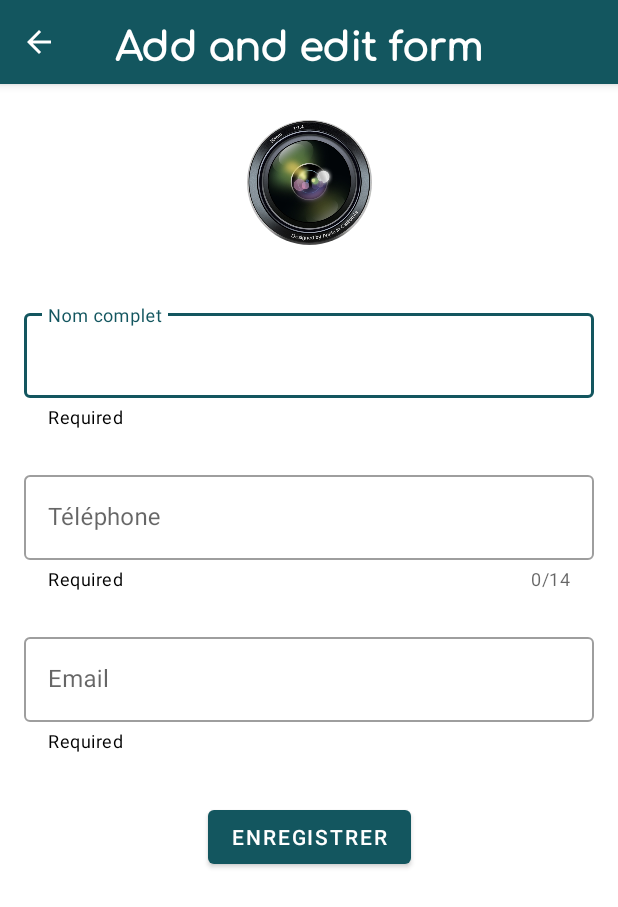
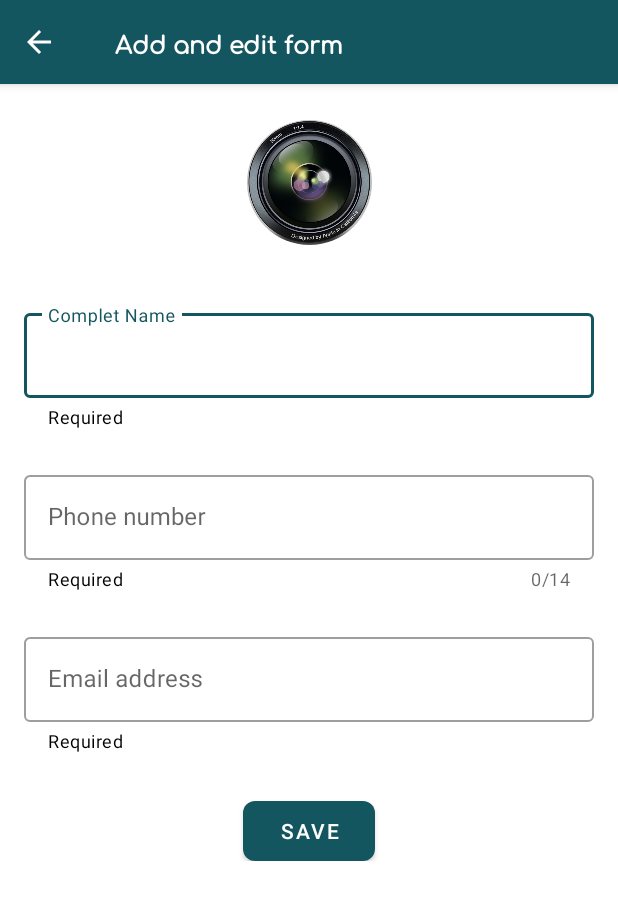
Before and after one commit to medkissi/Contact-Mananager-ODC-Group-1, an Android app: the AddEditActivity screen opened directly, with no data from a screen before it, on a phone screen of 412 x 824 dp. Shown: the top 907 px of the screen. Run offline under Robolectric (Android 15) with nearby library versions, the phone set to English and light mode, and no system bars; our stand-ins replace CircleImageView.

Commit message:
add scrollView for landscapes mode and a lot of things

```diff
--- a/app/src/main/java/com/medkissi/contactmanagergroupe1/ui/AddEditActivity.kt
+++ b/app/src/main/java/com/medkissi/contactmanagergroupe1/ui/AddEditActivity.kt
@@ -177,7 +177,7 @@ class AddEditActivity : AppCompatActivity() {
 
     private fun validatenom(): String? {
         val nomText = binding.nonEditText.text.toString()
-        if (nomText.length < 3) {
+        if (nomText.length < 2) {
             return "Name field can't be empty"
         }
         return null
--- /dev/null
+++ b/app/src/main/res/drawable/save_boutton.xml
@@ -0,0 +1,6 @@
+<?xml version="1.0" encoding="utf-8"?>
+<shape xmlns:android="http://schemas.android.com/apk/res/android"
+    android:shape="rectangle">
+    <solid android:color="@color/vertFonce" />
+    <corners android:radius="8dp" />
+</shape>
--- a/app/src/main/res/layout/activity_add_edit.xml
+++ b/app/src/main/res/layout/activity_add_edit.xml
@@ -1,10 +1,16 @@
 <?xml version="1.0" encoding="utf-8"?>
-<androidx.constraintlayout.widget.ConstraintLayout xmlns:android="http://schemas.android.com/apk/res/android"
+<ScrollView
+    xmlns:android="http://schemas.android.com/apk/res/android"
     xmlns:app="http://schemas.android.com/apk/res-auto"
     xmlns:tools="http://schemas.android.com/tools"
     android:layout_width="match_parent"
+    android:layout_height="match_parent">
+
+<androidx.constraintlayout.widget.ConstraintLayout
+    android:layout_width="match_parent"
     android:layout_height="match_parent"
     tools:context=".ui.AddEditActivity">
+
 
     <com.google.android.material.appbar.AppBarLayout
         android:id="@+id/appbar"
@@ -48,9 +54,9 @@
                 android:layout_height="wrap_content"
                 android:fontFamily="@font/comfortaa"
                 android:textAlignment="center"
-                 android:textColor="@color/white"
+                android:textColor="@color/white"
                 android:text="Add and edit form"
-                android:textSize="26sp"
+                android:textSize="16sp"
                 android:layout_marginStart="40dp"
                 android:textStyle="bold"
                 app:layout_constraintEnd_toEndOf="parent"
@@ -87,7 +93,7 @@
         app:helperText="@string/required"
         app:helperTextTextColor="@color/black"
         android:layout_marginEnd="16dp"
-        android:hint="Nom complet"
+        android:hint="Complet Name"
         style="@style/Widget.MaterialComponents.TextInputLayout.OutlinedBox"
         app:layout_constraintEnd_toEndOf="parent"
         app:layout_constraintHorizontal_bias="0.5"
@@ -116,7 +122,7 @@
         app:layout_constraintHorizontal_bias="0.5"
         app:layout_constraintStart_toStartOf="parent"
         app:layout_constraintTop_toBottomOf="@+id/text_nom"
-        android:hint="Téléphone">
+        android:hint="Phone number ">
 
         <com.google.android.material.textfield.TextInputEditText
             android:id="@+id/phoneEditText"
@@ -140,7 +146,7 @@
         app:layout_constraintEnd_toEndOf="parent"
         app:layout_constraintHorizontal_bias="0.5"
         app:layout_constraintStart_toStartOf="parent"
-        android:hint="Email"
+        android:hint="Email address"
         app:layout_constraintTop_toBottomOf="@+id/text_tel">
 
         <com.google.android.material.textfield.TextInputEditText
@@ -155,11 +161,14 @@
     <Button
         android:id="@+id/btn_save"
         android:layout_width="wrap_content"
-        android:layout_height="wrap_content"
+        android:layout_height="40dp"
         android:layout_marginTop="32dp"
-        android:text="Enregistrer"
+        android:background="@drawable/save_boutton"
+        android:text="Save"
         app:layout_constraintEnd_toEndOf="parent"
         app:layout_constraintStart_toStartOf="parent"
         app:layout_constraintTop_toBottomOf="@+id/text_email" />
 
 </androidx.constraintlayout.widget.ConstraintLayout>
+
+</ScrollView>
--- a/app/src/main/res/layout/activity_main.xml
+++ b/app/src/main/res/layout/activity_main.xml
@@ -43,8 +43,8 @@
                 android:fontFamily="@font/comfortaa"
                 android:textAlignment="center"
                 android:textColor="@color/white"
-                android:text="Contacts app"
-                android:textSize="24sp"
+                android:text="Contacts management app"
+                android:textSize="16sp"
                 android:textStyle="bold"
                 app:layout_constraintEnd_toEndOf="parent"
                 app:layout_constraintHorizontal_bias="0.5"
```
Also changed, not shown: app/src/main/java/com/medkissi/contactmanagergroupe1/ui/DetailsActivty.kt (+14 -1 lines), app/src/main/res/layout/activity_details_activty.xml (+36 -14 lines), 1 other file.
